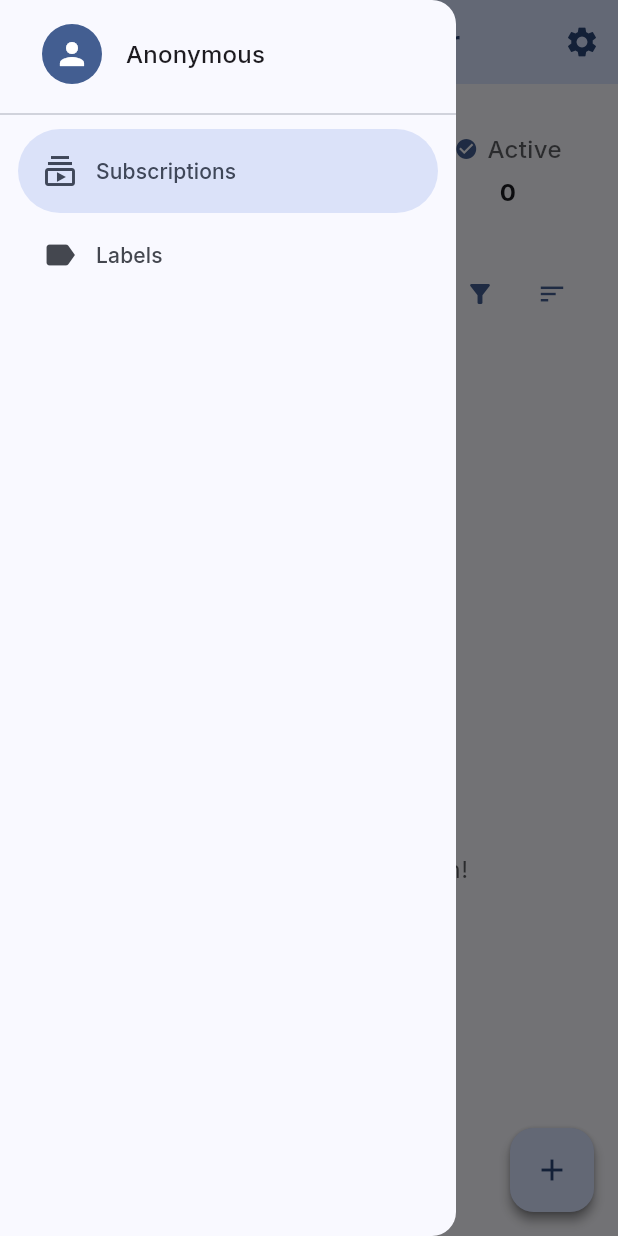
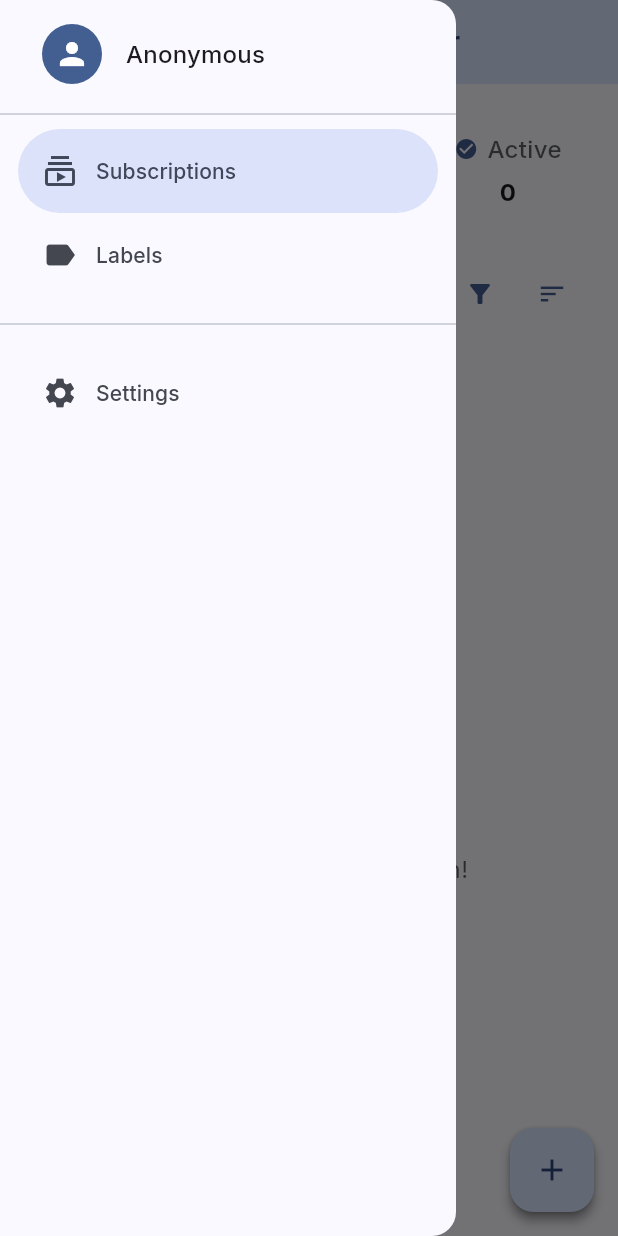
Before and after one commit to Mistribe/SubTracker, a Flutter app: the HomeScreen screen opened directly, with the side drawer open, on a phone screen of 412 x 824 dp. Run offline on Flutter 3.47's test engine with Material 3 defaults, Android fonts, the phone set to English and light mode, and no system bars; our stand-ins replace connectivity_plus, flutter_colorpicker, flutter_dotenv, google_fonts, hive, hive_flutter and 1 more; missing offline and left inert: kinde_flutter_sdk, microsoft_kiota_abstractions, microsoft_kiota_bundle, microsoft_kiota_serialization_form, microsoft_kiota_serialization_json, microsoft_kiota_serialization_multipart and 1 more; accounts and stored records are empty.

```diff
--- a/mobile/lib/pages/subscription_page.dart
+++ b/mobile/lib/pages/subscription_page.dart
@@ -285,6 +285,7 @@ class SubscriptionPage extends StatelessWidget {
       right: 16,
       bottom: 16,
       child: FloatingActionButton(
+          heroTag: 'subscription_page_add',
         onPressed: () {
           Navigator.push(
             context,
--- a/mobile/lib/screens/family_management_screen.dart
+++ b/mobile/lib/screens/family_management_screen.dart
@@ -330,6 +330,7 @@ class _FamilyManagementScreenState extends State<FamilyManagementScreen> {
       ),
       floatingActionButton: !familyProvider.hasOwnedFamily
           ? FloatingActionButton(
+              heroTag: 'family_management_add',
               onPressed: () => _navigateToAddFamily(context, familyProvider),
               child: const Icon(Icons.add),
             )
--- a/mobile/lib/screens/home_screen.dart
+++ b/mobile/lib/screens/home_screen.dart
@@ -46,27 +46,23 @@ class _HomeScreenState extends State<HomeScreen> {
     final authProvider = Provider.of<AuthenticationProvider>(context);
 
     return Scaffold(
-      appBar: AppBar(
-        title: Text(
-          _getPageTitle(),
-        ),
-        actions: [
-          IconButton(
-            icon: const Icon(Icons.settings),
-            onPressed: () {
-              Navigator.push(
-                context,
-                MaterialPageRoute(builder: (context) => const SettingsScreen()),
-              );
-            },
-            tooltip: 'Settings',
-          ),
-        ],
-      ),
+      appBar: AppBar(title: Text(_getPageTitle())),
       drawer: NavigationDrawer(
         selectedIndex: _getSelectedIndex(authProvider),
         onDestinationSelected: (index) {
           Navigator.pop(context); // Close the drawer
+
+          // Calculate the index of the Settings destination
+          int settingsIndex = authProvider.isAuthenticated ? 3 : 2;
+
+          // If Settings is selected
+          if (index == settingsIndex) {
+            Navigator.push(
+              context,
+              MaterialPageRoute(builder: (context) => const SettingsScreen()),
+            );
+            return;
+          }
 
           // Adjust index for authenticated vs anonymous users
           int adjustedIndex = index;
@@ -151,11 +147,22 @@ class _HomeScreenState extends State<HomeScreen> {
             label: const Text('Labels'),
             selectedIcon: const Icon(Icons.label_outline),
           ),
+          const Padding(
+            padding: EdgeInsets.symmetric(vertical: 8.0),
+            child: Divider(),
+          ),
+          // Settings
+          NavigationDrawerDestination(
+            icon: const Icon(Icons.settings),
+            label: const Text('Settings'),
+            selectedIcon: const Icon(Icons.settings_outlined),
+          ),
         ],
       ),
       body: SafeArea(child: _getPageContent()),
       floatingActionButton: _currentPage == HomeScreenPage.subscriptions
           ? FloatingActionButton(
+              heroTag: 'home_add_subscription',
               onPressed: () {
                 Navigator.push(
                   context,
@@ -172,6 +179,9 @@ class _HomeScreenState extends State<HomeScreen> {
   }
 
   int _getSelectedIndex(AuthenticationProvider authProvider) {
+    // The Settings destination is not part of the HomeScreenPage enum,
+    // so it will never be selected through this method.
+    // It's handled separately in onDestinationSelected.
     switch (_currentPage) {
       case HomeScreenPage.subscriptions:
         return 0;
--- a/mobile/lib/screens/label_management_screen.dart
+++ b/mobile/lib/screens/label_management_screen.dart
@@ -282,6 +282,7 @@ class _LabelManagementScreenState extends State<LabelManagementScreen> {
               },
             ),
       floatingActionButton: FloatingActionButton(
+        heroTag: 'label_management_add',
         onPressed: () => _showAddEditLabelDialog(),
         tooltip: 'Add Label',
         child: const Icon(Icons.add),
```
